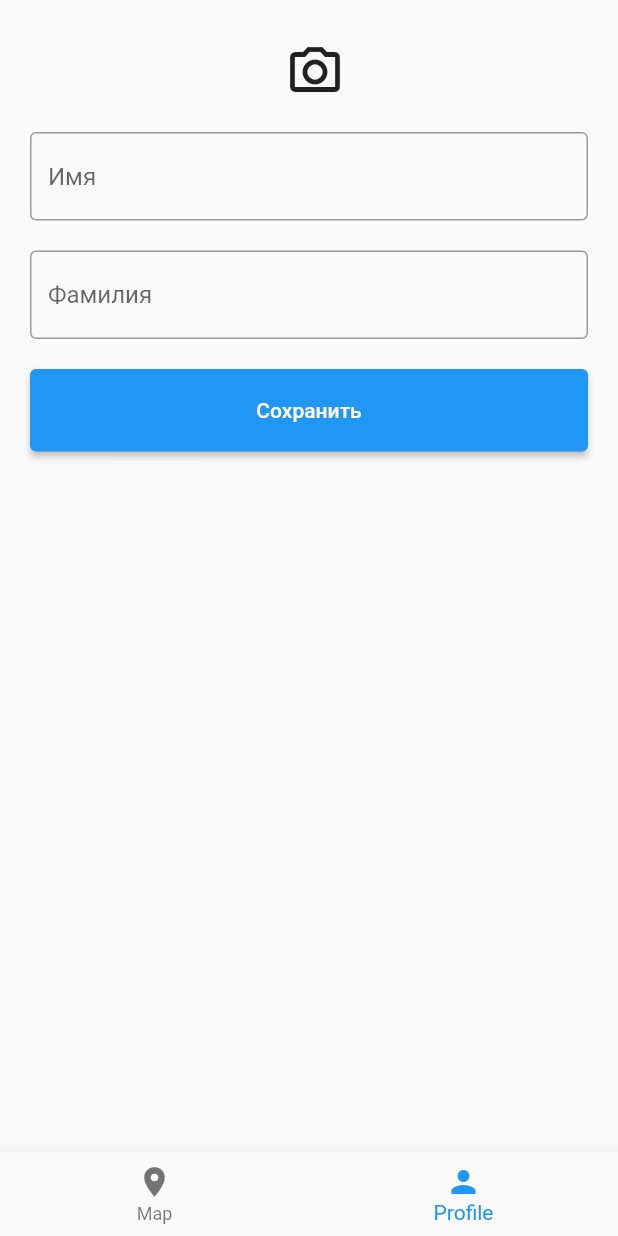
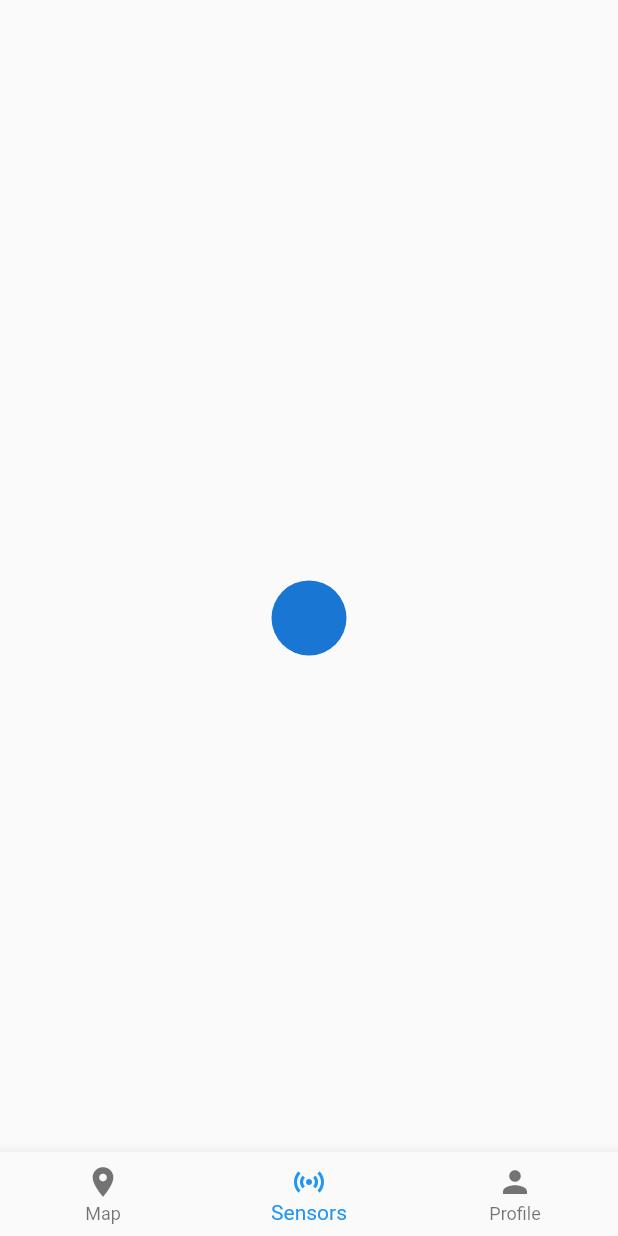
Before and after one commit to Gegerout/camera_app, a Flutter app: the HomePage screen opened directly, item 2 of the bottom bar chosen, on a phone screen of 412 x 824 dp. Run offline on Flutter 3.47's test engine with Material 2 defaults, Android fonts, the phone set to English and light mode, and no system bars; our stand-ins replace bloc, camera, flutter_bloc, sensors_plus, shared_preferences, video_player; missing offline and left inert: flutter_osm_plugin; accounts and stored records are empty.

Commit message:
sensors update

```diff
--- a/lib/presentation/pages/home_page.dart
+++ b/lib/presentation/pages/home_page.dart
@@ -1,5 +1,6 @@
 import 'package:camera_app/presentation/pages/map_page.dart';
 import 'package:camera_app/presentation/pages/profile_page.dart';
+import 'package:camera_app/presentation/pages/sensors_page.dart';
 import 'package:flutter/material.dart';
 
 class HomePage extends StatefulWidget {
@@ -22,6 +23,7 @@ class _HomePageState extends State<HomePage> {
   Widget build(BuildContext context) {
     List<Widget> widgetOptions = <Widget>[
       const MapPage(),
+      const SensorsPage(),
       const ProfilePage()
     ];
     return Scaffold(
@@ -35,6 +37,10 @@ class _HomePageState extends State<HomePage> {
             label: 'Map',
           ),
           BottomNavigationBarItem(
+            icon: Icon(Icons.sensors),
+            label: 'Sensors',
+          ),
+          BottomNavigationBarItem(
             icon: Icon(Icons.person),
             label: 'Profile',
           ),
--- /dev/null
+++ b/lib/presentation/pages/sensors_page.dart
@@ -0,0 +1,35 @@
+import 'package:flutter/material.dart';
+import 'package:sensors_plus/sensors_plus.dart';
+
+class SensorsPage extends StatefulWidget {
+  const SensorsPage({Key? key}) : super(key: key);
+
+  @override
+  State<SensorsPage> createState() => _SensorsPageState();
+}
+
+class _SensorsPageState extends State<SensorsPage> {
+
+  @override
+  Widget build(BuildContext context) {
+    double dx = MediaQuery.of(context).size.width / 2 - 25, dy = MediaQuery.of(context).size.height / 2 - 25;
+
+    return Scaffold(
+      body: StreamBuilder<GyroscopeEvent>(
+        stream: SensorsPlatform.instance.gyroscopeEvents,
+        builder: (_, snapshot) {
+          if (snapshot.hasData) {
+            dx = dx + (snapshot.data!.y * 10);
+            dy = dy + (snapshot.data!.x * 10);
+          }
+          return Transform.translate(
+            offset: Offset(dx, dy),
+            child: const CircleAvatar(
+              radius: 25,
+            ),
+          );
+        },
+      ),
+    );
+  }
+}
--- a/pubspec.yaml
+++ b/pubspec.yaml
@@ -40,6 +40,7 @@ dependencies:
   camera: ^0.10.5
   video_player: ^2.6.1
   flutter_osm_plugin: ^0.53.4+1
+  sensors_plus: ^3.0.1
 
 dev_dependencies:
   flutter_test:
```
Also changed, not shown: pubspec.lock.
